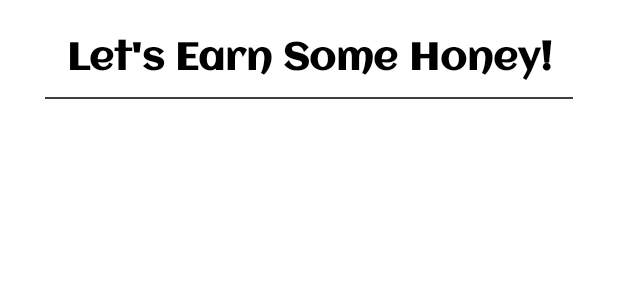
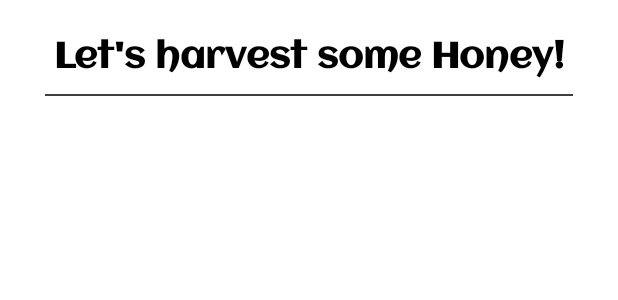
Before and after one commit to aryanmishra29/BusyBee, an Android app: the layout fragment_task.xml on its own in the app's theme, with its tools: preview values and no code run, on a phone screen of 412 x 824 dp. Shown: the top 300 px of the screen. Run offline under Robolectric (Android 15) with nearby library versions, the phone set to English and light mode, and no system bars; Roboto replaces fonts that are not available here.

```diff
--- a/BusyBeeChild/app/src/main/res/layout/fragment_task.xml
+++ b/BusyBeeChild/app/src/main/res/layout/fragment_task.xml
@@ -15,9 +15,9 @@
             android:layout_height="wrap_content"
             android:layout_marginVertical="20dp"
             android:fontFamily="@font/aclonica"
-            android:text="Let's Earn Some Honey!"
+            android:text="Let's harvest some Honey!"
             android:textColor="@color/black"
-            android:textSize="25sp"
+            android:textSize="24sp"
             android:textStyle="bold"
             android:gravity="center"
             app:layout_constraintEnd_toEndOf="parent"
```
